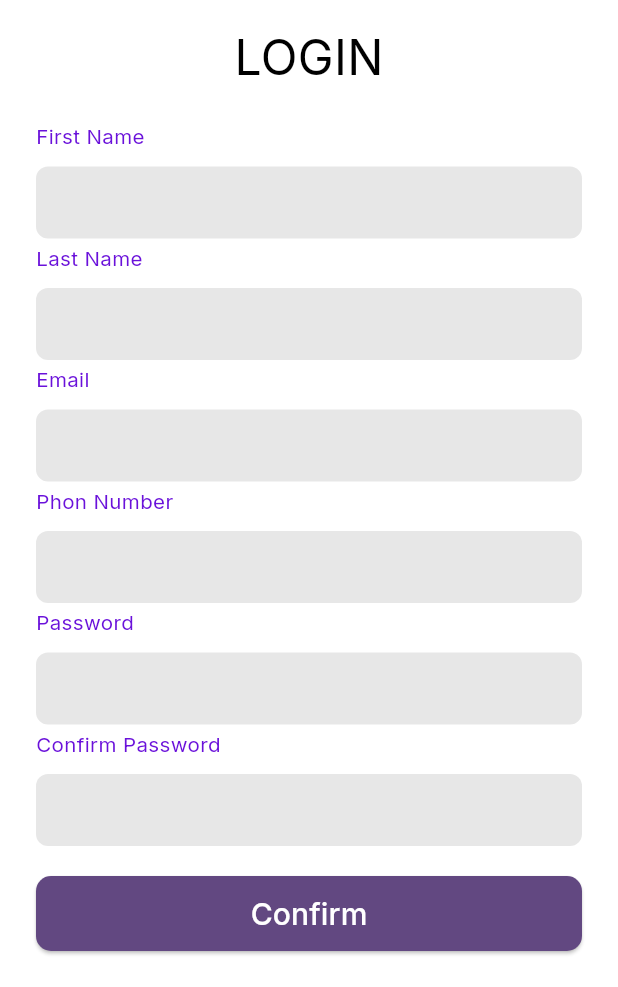
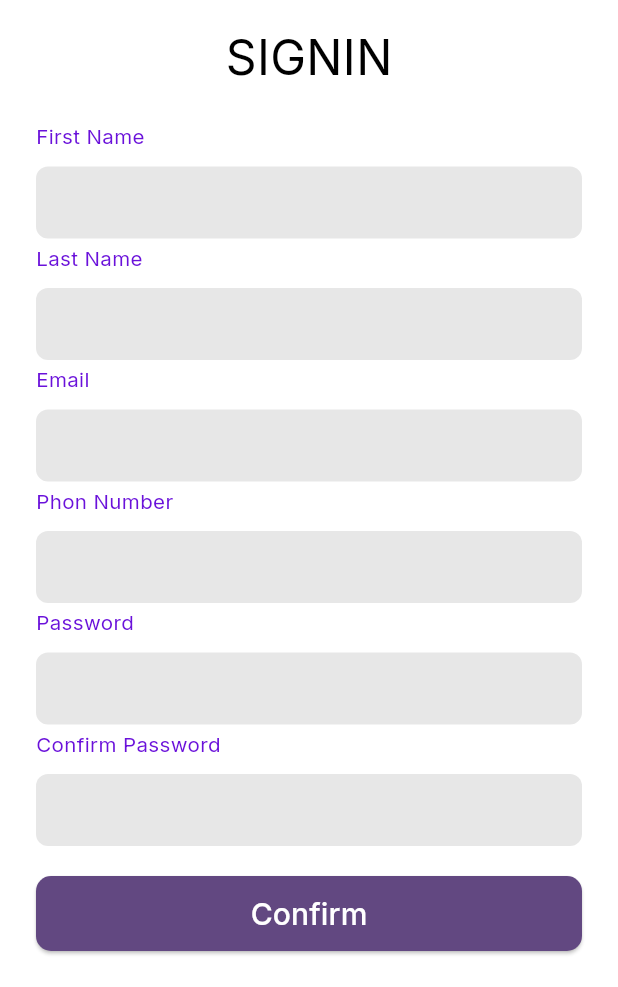
Before and after one commit to Maryam948/VALET_APP, a Flutter app: the screen it shows after launch, after a tap on "SIGNIN", on a phone screen of 412 x 824 dp, the part 249-1236 px from its top. Run offline on Flutter 3.47's test engine with Material 3 defaults, Android fonts, the phone set to English and light mode, and no system bars; our stand-ins replace image_picker, video_player.

Commit message:
first commit

```diff
--- a/lib/pages/signin.dart
+++ b/lib/pages/signin.dart
@@ -39,7 +39,7 @@ class Signin extends StatelessWidget {
                   SizedBox(
                     height:15 ,
                   ),
-                  Text("LOGIN",style: TextStyle(color: Colors.black,fontFamily: 'Inter',fontSize: 32),
+                  Text("SIGNIN",style: TextStyle(color: Colors.black,fontFamily: 'Inter',fontSize: 32),
                   ),
                   SizedBox(
                     height: 20,
```
